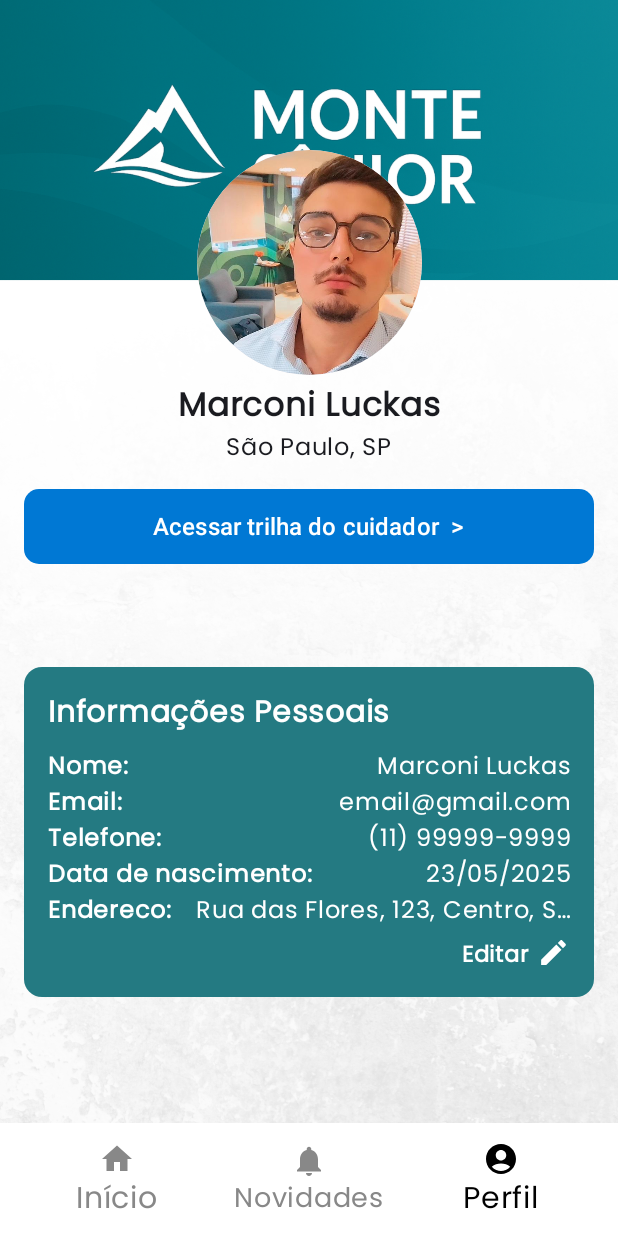
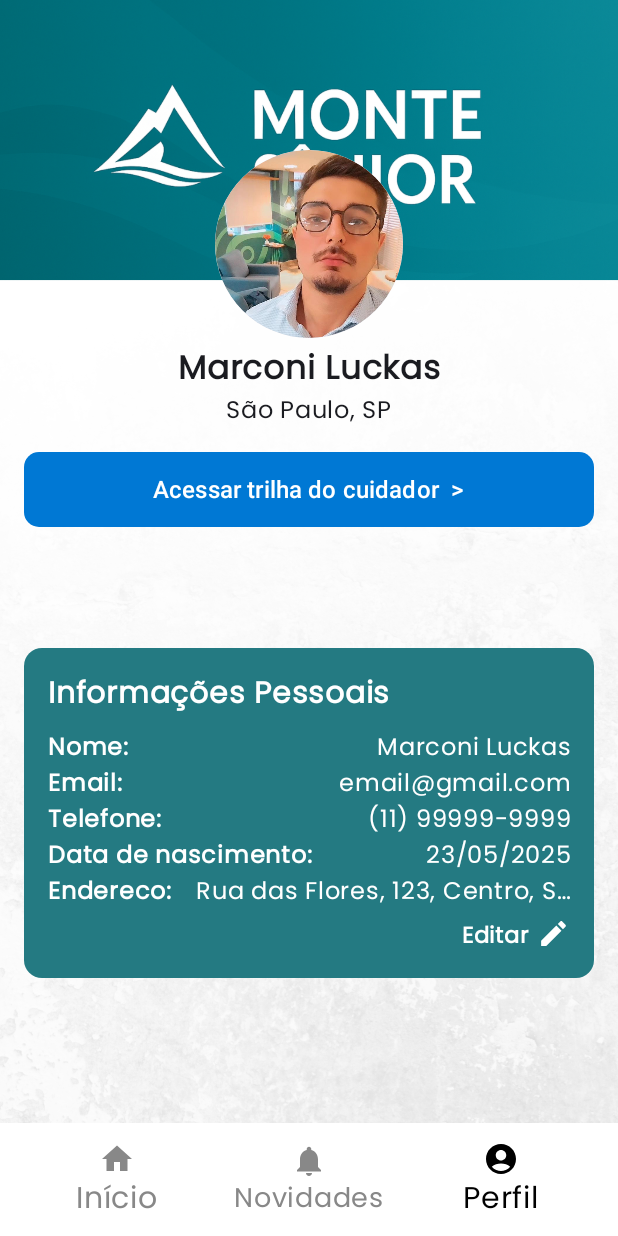
Before and after one commit to renzoluigi/monte-senior-app, an Android app built with Jetpack Compose: the PerfilScreen screen opened through its navigation route, on a phone screen of 412 x 824 dp. Run offline under Robolectric (Android 15) with nearby library versions, the phone set to English and light mode, and no system bars.

```diff
--- a/app/src/main/java/br/com/montesenior/aplicativo/screens/PerfilScreen.kt
+++ b/app/src/main/java/br/com/montesenior/aplicativo/screens/PerfilScreen.kt
@@ -71,7 +71,7 @@ fun PerfilScreen(usuario: Usuario) {
                     painter = painterResource(id = usuario.foto),
                     contentDescription = "Foto de perfil",
                     modifier = Modifier
-                        .size(150.dp)
+                        .size(125.dp)
                         .clip(CircleShape)
                 )
             }
```
Also changed, not shown: 3 other files.
